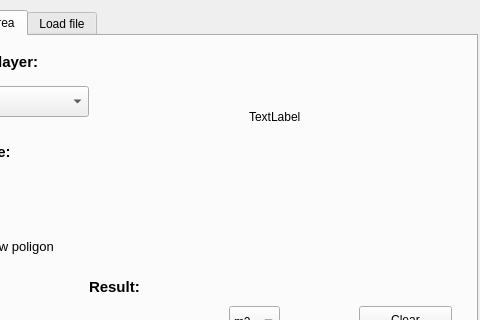
Old version of the form PyQGIS_dialog_base.ui in the repository 20Julia02/wtyczka; both pictures show x 83 to 563 and y 0 to 320 of the 563 by 437 pixel window.
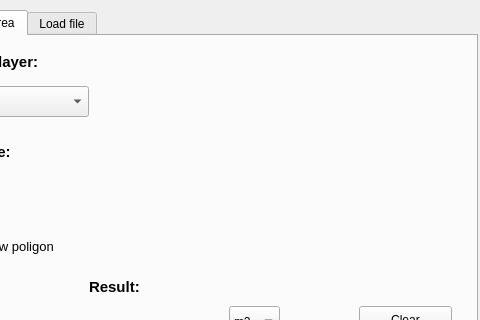
New version of the form. Custom widgets are drawn as their Qt base class.

Commit message: Poprawka do wygladu

```diff
--- a/PyQGIS_dialog_base.ui
+++ b/PyQGIS_dialog_base.ui
@@ -292,19 +292,6 @@
       <string>Clear</string>
      </property>
     </widget>
-    <widget class="QLabel" name="label_test">
-     <property name="geometry">
-      <rect>
-       <x>330</x>
-       <y>50</y>
-       <width>121</width>
-       <height>61</height>
-      </rect>
-     </property>
-     <property name="text">
-      <string>TextLabel</string>
-     </property>
-    </widget>
    </widget>
    <widget class="QWidget" name="tab_loadfile">
     <attribute name="title">
```
The commit also changes 2 other files.
